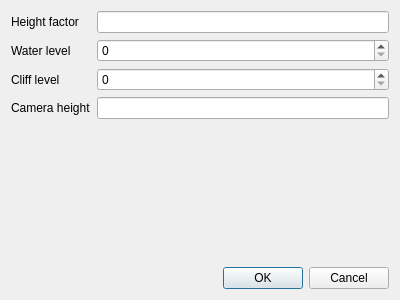
Before: the Qt Designer form source/glest_map_editor/advanced.ui in MegaGlest/megaglest-source, drawn with Qt 5.
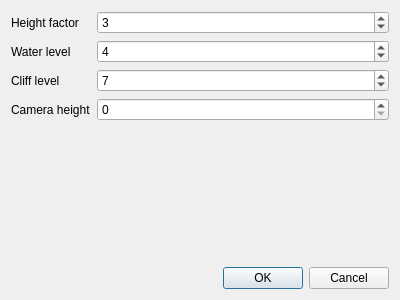
After: the same form once the commit is applied. Icons and pictures are not drawn.

Commit message: changed input fields, no further input validation necessary

The edit to the form file:
```diff
--- a/source/glest_map_editor/advanced.ui
+++ b/source/glest_map_editor/advanced.ui
@@ -55,26 +55,6 @@
        </property>
       </widget>
      </item>
-     <item row="0" column="1">
-      <widget class="QLineEdit" name="inputHeightFactor">
-       <property name="toolTip">
-        <string>Lower means more hill effect. Numbers above 100 are handled like this: x=x/100. so a 150 will mean 1.5 in the game.</string>
-       </property>
-       <property name="inputMethodHints">
-        <set>Qt::ImhDigitsOnly</set>
-       </property>
-      </widget>
-     </item>
-     <item row="3" column="1">
-      <widget class="QLineEdit" name="inputCameraHeight">
-       <property name="toolTip">
-        <string>You can give a camera height; default is 0; ignored if &lt;20.</string>
-       </property>
-       <property name="inputMethodHints">
-        <set>Qt::ImhDigitsOnly</set>
-       </property>
-      </widget>
-     </item>
      <item row="1" column="1">
       <widget class="QSpinBox" name="inputWaterLevel">
        <property name="toolTip">
@@ -83,6 +63,9 @@
        <property name="maximum">
         <number>20</number>
        </property>
+       <property name="value">
+        <number>4</number>
+       </property>
       </widget>
      </item>
      <item row="2" column="1">
@@ -92,6 +75,32 @@
        </property>
        <property name="maximum">
         <number>20</number>
+       </property>
+       <property name="value">
+        <number>7</number>
+       </property>
+      </widget>
+     </item>
+     <item row="3" column="1">
+      <widget class="QSpinBox" name="inputCameraHeight">
+       <property name="toolTip">
+        <string>You can give a camera height; default is 0.
+Ignored if &lt;20.</string>
+       </property>
+      </widget>
+     </item>
+     <item row="0" column="1">
+      <widget class="QSpinBox" name="spinBox">
+       <property name="toolTip">
+        <string>Lower means more hill effect.
+Numbers above 100 are handled like this: x=x/100.
+So a 150 will mean 1.5 in the game.</string>
+       </property>
+       <property name="maximum">
+        <number>999</number>
+       </property>
+       <property name="value">
+        <number>3</number>
        </property>
       </widget>
      </item>
```
The commit also changes 3 other files.
